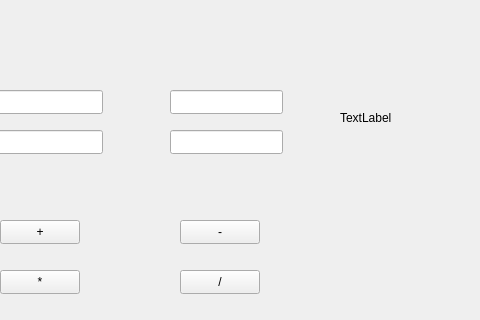
First picture: the form in C++/Projects/FractionCalculator/QtGUI/FractionCalculatorGUI/mainwindow.ui, repository MikitaVitkouski/BSU, before the edit; both pictures show x 280 to 760 and y 0 to 320 of the 1110 by 600 pixel window.
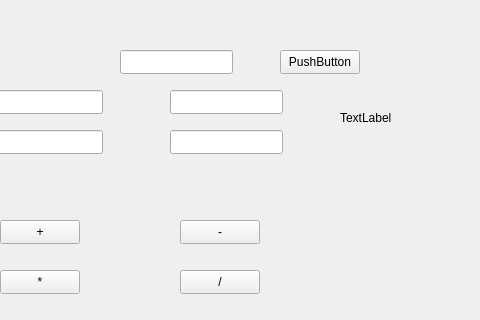
Second picture: the form after the edit.

Commit message: Add lineEditExpression, btnEvaluate to start making real calculator of fractions with field for expression, parser of this expression and button to evaluate the expression

```diff
--- a/C++/Projects/FractionCalculator/QtGUI/FractionCalculatorGUI/mainwindow.ui
+++ b/C++/Projects/FractionCalculator/QtGUI/FractionCalculatorGUI/mainwindow.ui
@@ -210,6 +210,29 @@
      <string>!=</string>
     </property>
    </widget>
+   <widget class="QLineEdit" name="lineEditExpression">
+    <property name="geometry">
+     <rect>
+      <x>400</x>
+      <y>50</y>
+      <width>113</width>
+      <height>24</height>
+     </rect>
+    </property>
+   </widget>
+   <widget class="QPushButton" name="btnEvaluate">
+    <property name="geometry">
+     <rect>
+      <x>560</x>
+      <y>50</y>
+      <width>80</width>
+      <height>24</height>
+     </rect>
+    </property>
+    <property name="text">
+     <string>PushButton</string>
+    </property>
+   </widget>
   </widget>
   <widget class="QMenuBar" name="menubar">
    <property name="geometry">
```
The commit also changes 2 other files.
